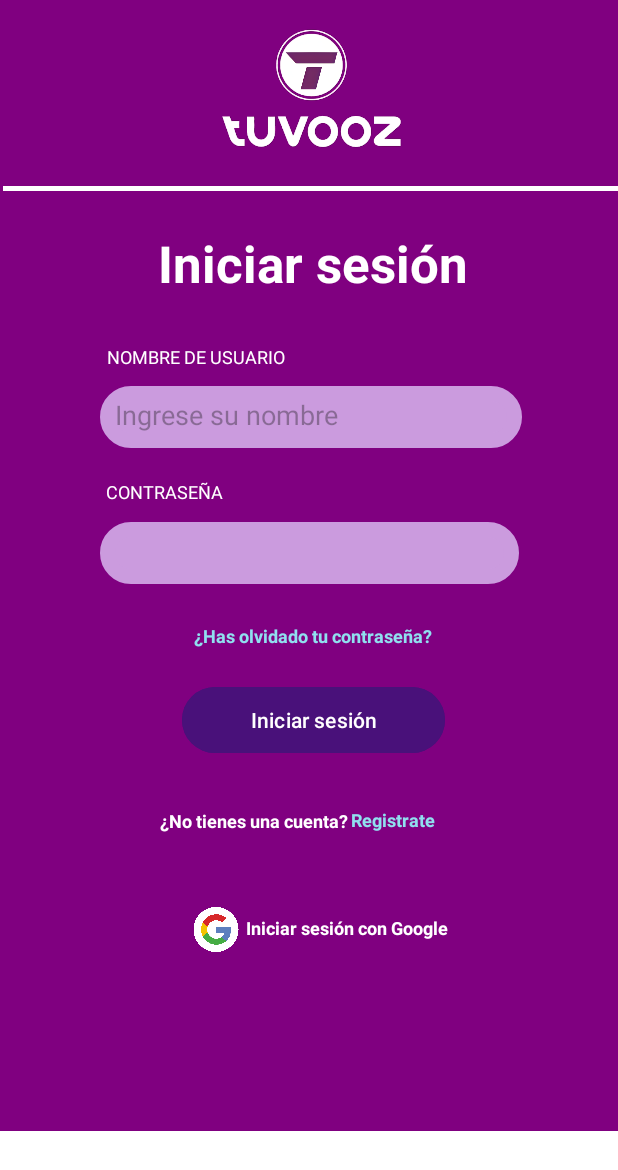
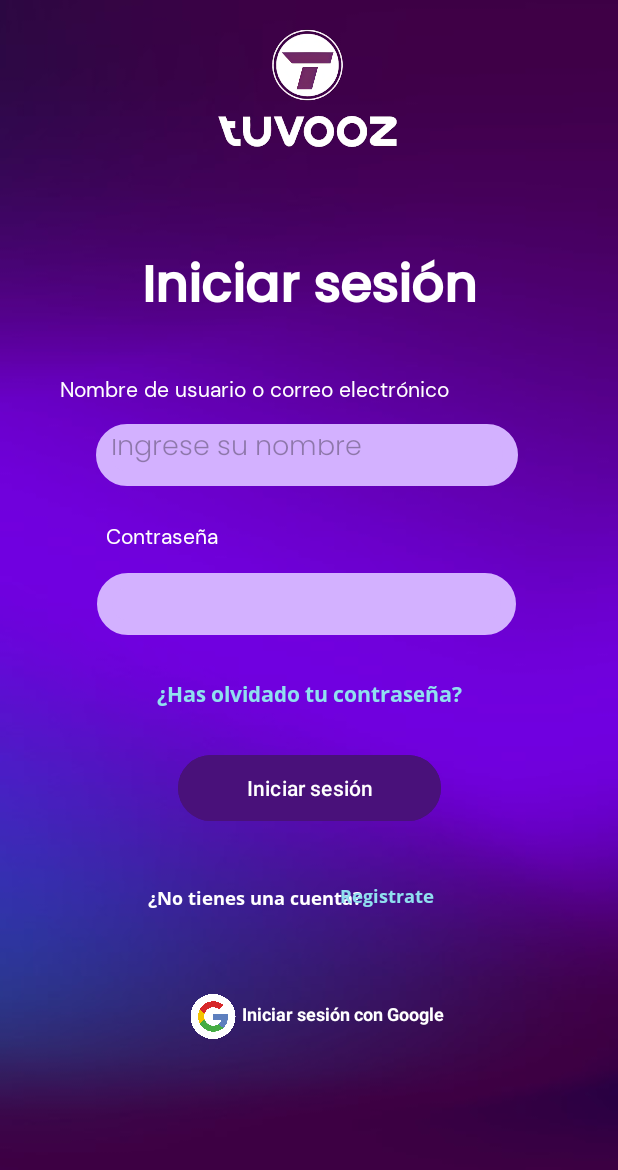
Before and after one commit to Crisaww/Android, an Android app: the screen it shows after launch (MainActivity), on a phone screen of 412 x 824 dp. Shown: the top 1170 px of the screen. Run offline under Robolectric (Android 15) with nearby library versions, the phone set to English and light mode, and no system bars.

Commit message:
se modifico

```diff
--- a/EjerciciosAndroid/mockupTaller/mockupTaller/app/src/main/res/layout/activity_main.xml
+++ b/EjerciciosAndroid/mockupTaller/mockupTaller/app/src/main/res/layout/activity_main.xml
@@ -8,12 +8,13 @@
     android:background="@color/white"
     tools:context=".MainActivity" >
 
-    <androidx.constraintlayout.widget.ConstraintLayout
-        android:layout_width="417dp"
-        android:layout_height="754dp"
-        android:background="@color/morado1"
-        tools:layout_editor_absoluteX="1dp"
-        tools:layout_editor_absoluteY="1dp">
+        <ImageView
+        android:layout_width="match_parent"
+        android:layout_height="match_parent"
+        android:scaleType="centerCrop"
+        android:src="@drawable/fondo"
+        tools:layout_editor_absoluteX="0dp"
+        tools:layout_editor_absoluteY="0dp" />
 
         <ImageView
             android:id="@+id/imageView4"
@@ -26,16 +27,7 @@
             app:layout_constraintVertical_bias="0.0"
             app:srcCompat="@drawable/logotuvoozlogo" />
 
-        <View
-            android:id="@+id/view"
-            android:layout_width="413dp"
-            android:layout_height="3dp"
-            android:background="@color/white"
-            app:layout_constraintBottom_toBottomOf="parent"
-            app:layout_constraintEnd_toEndOf="parent"
-            app:layout_constraintStart_toStartOf="parent"
-            app:layout_constraintTop_toTopOf="parent"
-            app:layout_constraintVertical_bias="0.165" />
+
 
         <TextView
             android:id="@+id/textView"
@@ -45,20 +37,25 @@
             android:textColor="@color/white"
             android:textSize="34sp"
             android:textStyle="bold"
+            android:fontFamily="@font/fuente_poppins_medium"
             app:layout_constraintBottom_toBottomOf="parent"
             app:layout_constraintEnd_toEndOf="parent"
             app:layout_constraintStart_toStartOf="parent"
             app:layout_constraintTop_toTopOf="parent"
-            app:layout_constraintVertical_bias="0.215" />
+            app:layout_constraintVertical_bias="0.215"
+            />
 
         <EditText
             android:id="@+id/txtApellido"
             android:layout_width="281dp"
             android:layout_height="41dp"
             android:background="@drawable/estilo_borde_text"
+            android:backgroundTint="@color/morado4"
             android:ems="10"
+            android:fontFamily="@font/poppins_light"
             android:hint="Ingrese su nombre"
             android:inputType="text"
+            android:textColor="#000000"
             app:layout_constraintBottom_toBottomOf="parent"
             app:layout_constraintEnd_toEndOf="parent"
             app:layout_constraintHorizontal_bias="0.492"
@@ -67,13 +64,14 @@
             app:layout_constraintVertical_bias="0.361" />
 
         <TextView
-            android:id="@+id/textView2"
+            android:id="@+id/txtContraseña"
             android:layout_width="wrap_content"
             android:layout_height="wrap_content"
             android:layout_marginStart="8dp"
-            android:text="CONTRASEÑA"
+            android:text="Contraseña"
+            android:fontFamily="@font/dmsans_regular"
             android:textColor="@color/white"
-            android:textSize="12sp"
+            android:textSize="14sp"
             app:layout_constraintBottom_toBottomOf="parent"
             app:layout_constraintEnd_toEndOf="parent"
             app:layout_constraintHorizontal_bias="0.19"
@@ -82,12 +80,13 @@
             app:layout_constraintVertical_bias="0.433" />
 
         <TextView
-            android:id="@+id/textView2"
+            android:id="@+id/txtOlvidoContra"
             android:layout_width="wrap_content"
             android:layout_height="wrap_content"
             android:text="¿Has olvidado tu contraseña?"
             android:textColor="@color/azul1"
-            android:textSize="12sp"
+            android:fontFamily="@font/open_sans_bold"
+            android:textSize="14sp"
             android:textStyle="bold"
             app:layout_constraintBottom_toBottomOf="parent"
             app:layout_constraintEnd_toEndOf="parent"
@@ -96,10 +95,11 @@
             app:layout_constraintVertical_bias="0.563" />
 
         <TextView
-            android:id="@+id/textView2"
+            android:id="@+id/txtCuenta"
             android:layout_width="wrap_content"
             android:layout_height="wrap_content"
             android:text="¿No tienes una cuenta?"
+            android:fontFamily="@font/open_sans_bold"
             android:textColor="@color/white"
             android:textSize="12sp"
             android:textStyle="bold"
@@ -111,7 +111,7 @@
             app:layout_constraintVertical_bias="0.731" />
 
         <TextView
-            android:id="@+id/textView2"
+            android:id="@+id/txtIniciar"
             android:layout_width="wrap_content"
             android:layout_height="wrap_content"
             android:text=" Iniciar sesión con Google"
@@ -126,10 +126,11 @@
             app:layout_constraintVertical_bias="0.827" />
 
         <TextView
-            android:id="@+id/textView2"
+            android:id="@+id/txtRegistrarte"
             android:layout_width="wrap_content"
             android:layout_height="wrap_content"
             android:text="Registrate"
+            android:fontFamily="@font/open_sans_bold"
             android:textColor="@color/azul1"
             android:textSize="12sp"
             android:textStyle="bold"
@@ -145,6 +146,7 @@
             android:layout_width="279dp"
             android:layout_height="41dp"
             android:background="@drawable/estilo_borde_text"
+            android:backgroundTint="@color/morado4"
             android:ems="10"
             android:inputType="textPassword"
             app:layout_constraintBottom_toBottomOf="parent"
@@ -159,9 +161,10 @@
             android:layout_width="wrap_content"
             android:layout_height="wrap_content"
             android:layout_marginStart="8dp"
-            android:text="NOMBRE DE USUARIO"
+            android:text="Nombre de usuario o correo electrónico"
             android:textColor="@color/white"
-            android:textSize="12sp"
+            android:fontFamily="@font/dmsans_regular"
+            android:textSize="14sp"
             app:layout_constraintBottom_toBottomOf="parent"
             app:layout_constraintEnd_toEndOf="parent"
             app:layout_constraintHorizontal_bias="0.219"
@@ -174,8 +177,9 @@
             android:layout_width="175dp"
             android:layout_height="52dp"
             android:backgroundTint="@color/morado2"
+            android:onClick="cambioIniciarSesion"
             android:text="Iniciar sesión"
-            android:onClick="cambioIniciarSesion"
+            android:textColor="#FFFFFF"
             app:layout_constraintBottom_toBottomOf="parent"
             app:layout_constraintEnd_toEndOf="parent"
             app:layout_constraintStart_toStartOf="parent"
@@ -193,6 +197,4 @@
             app:layout_constraintTop_toTopOf="parent"
             app:layout_constraintVertical_bias="0.835"
             app:srcCompat="@drawable/googlelogo" />
-
-    </androidx.constraintlayout.widget.ConstraintLayout>
 </androidx.constraintlayout.widget.ConstraintLayout>
--- a/EjerciciosAndroid/mockupTaller/mockupTaller/app/src/main/res/values/colors.xml
+++ b/EjerciciosAndroid/mockupTaller/mockupTaller/app/src/main/res/values/colors.xml
@@ -4,5 +4,8 @@
     <color name="white">#FFFFFFFF</color>
     <color name="morado1">#800080</color>
     <color name="morado2">#49117A</color>
+    <color name="morado3">#E0C8FF</color>
+    <color name="morado4">#D3B1FF</color>
+
     <color name="azul1">#90e0ef</color>
 </resources>
```
Also changed, not shown: EjerciciosAndroid/mockupTaller/mockupTaller/app/src/main/res/drawable/fondo.jpg (added), EjerciciosAndroid/mockupTaller/mockupTaller/app/src/main/res/font/dmsans_bold.ttf (added), EjerciciosAndroid/mockupTaller/mockupTaller/app/src/main/res/font/dmsans_regular.ttf (added), EjerciciosAndroid/mockupTaller/mockupTaller/app/src/main/res/font/fuente_poppins.ttf (added), EjerciciosAndroid/mockupTaller/mockupTaller/app/src/main/res/font/fuente_poppins_medium.ttf (added), EjerciciosAndroid/mockupTaller/mockupTaller/app/src/main/res/font/open_sans_bold.ttf (added), EjerciciosAndroid/mockupTaller/mockupTaller/app/src/main/res/font/poppins_light.ttf (added).
